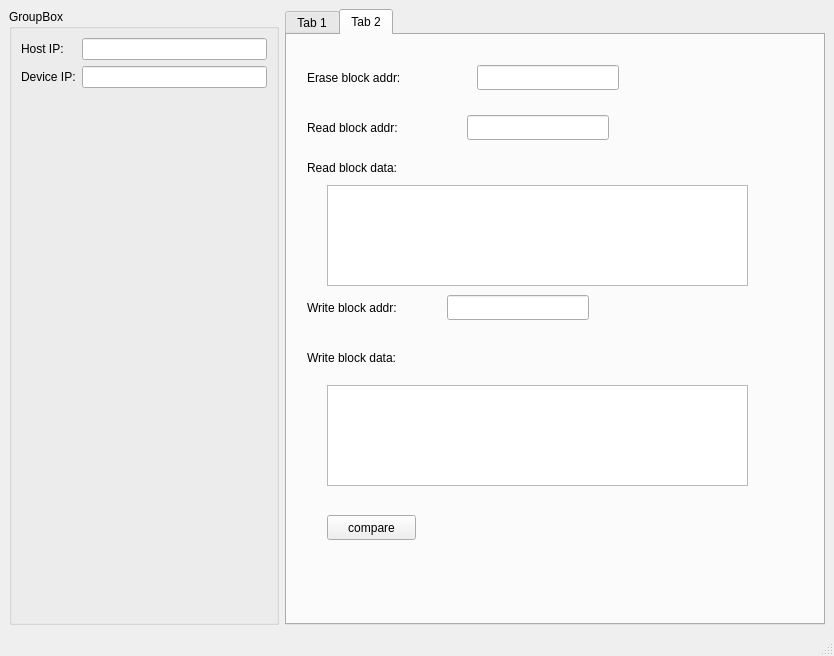
Before: the Qt Designer form mainwindow.ui in kdurant/qt_tools, drawn with Qt 5.
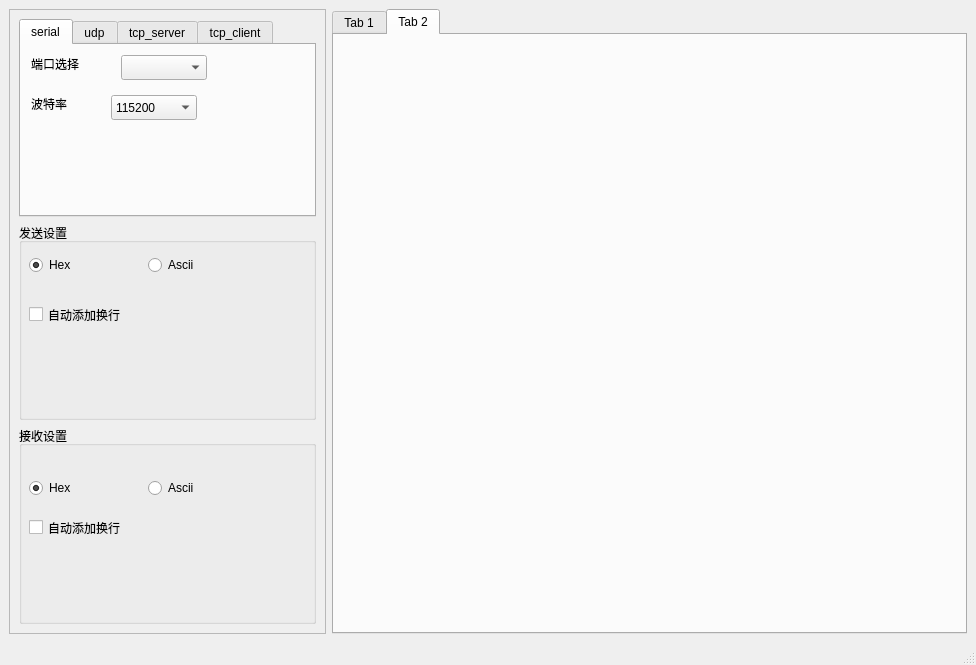
After: the same form once the commit is applied. The open tabs and pages were chosen to show the change.

Commit message: feat: detect available serial ports

```diff
--- a/mainwindow.ui
+++ b/mainwindow.ui
@@ -6,8 +6,8 @@
    <rect>
     <x>0</x>
     <y>0</y>
-    <width>834</width>
-    <height>656</height>
+    <width>976</width>
+    <height>665</height>
    </rect>
   </property>
   <property name="windowTitle">
@@ -16,49 +16,196 @@
   <widget class="QWidget" name="centralwidget">
    <layout class="QHBoxLayout" name="horizontalLayout" stretch="1,2">
     <item>
-     <widget class="QGroupBox" name="groupBox">
-      <property name="title">
-       <string>GroupBox</string>
+     <widget class="QFrame" name="frame">
+      <property name="frameShape">
+       <enum>QFrame::StyledPanel</enum>
       </property>
-      <layout class="QGridLayout" name="gridLayout">
-       <item row="0" column="0">
-        <widget class="QLabel" name="label">
-         <property name="text">
-          <string>Host IP:</string>
+      <property name="frameShadow">
+       <enum>QFrame::Raised</enum>
+      </property>
+      <layout class="QVBoxLayout" name="verticalLayout" stretch="1,1,1">
+       <item>
+        <widget class="QTabWidget" name="tabWidget_2">
+         <property name="currentIndex">
+          <number>0</number>
          </property>
+         <widget class="QWidget" name="serial">
+          <property name="autoFillBackground">
+           <bool>false</bool>
+          </property>
+          <attribute name="title">
+           <string>serial</string>
+          </attribute>
+          <widget class="QComboBox" name="serialPortComb">
+           <property name="geometry">
+            <rect>
+             <x>100</x>
+             <y>10</y>
+             <width>86</width>
+             <height>25</height>
+            </rect>
+           </property>
+          </widget>
+          <widget class="QLabel" name="label">
+           <property name="geometry">
+            <rect>
+             <x>10</x>
+             <y>10</y>
+             <width>67</width>
+             <height>17</height>
+            </rect>
+           </property>
+           <property name="text">
+            <string>端口选择</string>
+           </property>
+          </widget>
+          <widget class="QLabel" name="label_2">
+           <property name="geometry">
+            <rect>
+             <x>10</x>
+             <y>50</y>
+             <width>67</width>
+             <height>17</height>
+            </rect>
+           </property>
+           <property name="text">
+            <string>波特率</string>
+           </property>
+          </widget>
+          <widget class="QComboBox" name="comboBox_2">
+           <property name="geometry">
+            <rect>
+             <x>90</x>
+             <y>50</y>
+             <width>86</width>
+             <height>25</height>
+            </rect>
+           </property>
+           <item>
+            <property name="text">
+             <string>115200</string>
+            </property>
+           </item>
+           <item>
+            <property name="text">
+             <string>9600</string>
+            </property>
+           </item>
+          </widget>
+         </widget>
+         <widget class="QWidget" name="tab_3">
+          <attribute name="title">
+           <string>udp</string>
+          </attribute>
+         </widget>
+         <widget class="QWidget" name="dad">
+          <attribute name="title">
+           <string>tcp_server</string>
+          </attribute>
+         </widget>
+         <widget class="QWidget" name="tab_4">
+          <attribute name="title">
+           <string>tcp_client</string>
+          </attribute>
+         </widget>
         </widget>
        </item>
-       <item row="2" column="0">
-        <spacer name="verticalSpacer_2">
-         <property name="orientation">
-          <enum>Qt::Vertical</enum>
+       <item>
+        <widget class="QGroupBox" name="groupBox">
+         <property name="title">
+          <string>发送设置</string>
          </property>
-         <property name="sizeHint" stdset="0">
-          <size>
-           <width>20</width>
-           <height>40</height>
-          </size>
-         </property>
-        </spacer>
-       </item>
-       <item row="1" column="1">
-        <widget class="QLineEdit" name="lineEdit_2"/>
-       </item>
-       <item row="0" column="1">
-        <widget class="QLineEdit" name="lineEdit">
-         <property name="text">
-          <string/>
-         </property>
-         <property name="maxLength">
-          <number>20</number>
-         </property>
+         <widget class="QCheckBox" name="checkBox">
+          <property name="geometry">
+           <rect>
+            <x>10</x>
+            <y>80</y>
+            <width>141</width>
+            <height>23</height>
+           </rect>
+          </property>
+          <property name="text">
+           <string>自动添加换行</string>
+          </property>
+         </widget>
+         <widget class="QWidget" name="">
+          <property name="geometry">
+           <rect>
+            <x>10</x>
+            <y>30</y>
+            <width>232</width>
+            <height>25</height>
+           </rect>
+          </property>
+          <layout class="QHBoxLayout" name="horizontalLayout_2">
+           <item>
+            <widget class="QRadioButton" name="radioButton_4">
+             <property name="text">
+              <string>Hex</string>
+             </property>
+             <property name="checked">
+              <bool>true</bool>
+             </property>
+            </widget>
+           </item>
+           <item>
+            <widget class="QRadioButton" name="radioButton_3">
+             <property name="text">
+              <string>Ascii</string>
+             </property>
+            </widget>
+           </item>
+          </layout>
+         </widget>
         </widget>
        </item>
-       <item row="1" column="0">
-        <widget class="QLabel" name="label_2">
-         <property name="text">
-          <string>Device IP:</string>
+       <item>
+        <widget class="QGroupBox" name="groupBox_2">
+         <property name="title">
+          <string>接收设置</string>
          </property>
+         <widget class="QCheckBox" name="checkBox_2">
+          <property name="geometry">
+           <rect>
+            <x>10</x>
+            <y>90</y>
+            <width>141</width>
+            <height>23</height>
+           </rect>
+          </property>
+          <property name="text">
+           <string>自动添加换行</string>
+          </property>
+         </widget>
+         <widget class="QWidget" name="">
+          <property name="geometry">
+           <rect>
+            <x>10</x>
+            <y>50</y>
+            <width>232</width>
+            <height>25</height>
+           </rect>
+          </property>
+          <layout class="QHBoxLayout" name="horizontalLayout_3">
+           <item>
+            <widget class="QRadioButton" name="radioButton">
+             <property name="text">
+              <string>Hex</string>
+             </property>
+             <property name="checked">
+              <bool>true</bool>
+             </property>
+            </widget>
+           </item>
+           <item>
+            <widget class="QRadioButton" name="radioButton_2">
+             <property name="text">
+              <string>Ascii</string>
+             </property>
+            </widget>
+           </item>
+          </layout>
+         </widget>
         </widget>
        </item>
       </layout>
@@ -73,50 +220,12 @@
        <attribute name="title">
         <string>Tab 1</string>
        </attribute>
-       <layout class="QGridLayout" name="gridLayout_2">
-        <item row="0" column="0">
-         <widget class="QPushButton" name="pushButton">
-          <property name="text">
-           <string>select file</string>
-          </property>
-         </widget>
+       <layout class="QVBoxLayout" name="verticalLayout_2" stretch="3,1">
+        <item>
+         <widget class="QPlainTextEdit" name="plainTextEdit"/>
         </item>
-        <item row="1" column="0">
-         <widget class="QPushButton" name="pushButton_2">
-          <property name="text">
-           <string>Start update</string>
-          </property>
-         </widget>
-        </item>
-        <item row="1" column="1">
-         <widget class="QProgressBar" name="progressBar">
-          <property name="value">
-           <number>24</number>
-          </property>
-         </widget>
-        </item>
-        <item row="0" column="1">
-         <widget class="QLineEdit" name="lineEdit_6">
-          <property name="text">
-           <string/>
-          </property>
-          <property name="maxLength">
-           <number>20</number>
-          </property>
-         </widget>
-        </item>
-        <item row="2" column="0">
-         <spacer name="verticalSpacer">
-          <property name="orientation">
-           <enum>Qt::Vertical</enum>
-          </property>
-          <property name="sizeHint" stdset="0">
-           <size>
-            <width>20</width>
-            <height>40</height>
-           </size>
-          </property>
-         </spacer>
+        <item>
+         <widget class="QPlainTextEdit" name="plainTextEdit_2"/>
         </item>
        </layout>
       </widget>
@@ -124,155 +233,6 @@
        <attribute name="title">
         <string>Tab 2</string>
        </attribute>
-       <widget class="QLabel" name="label_3">
-        <property name="geometry">
-         <rect>
-          <x>20</x>
-          <y>30</y>
-          <width>131</width>
-          <height>25</height>
-         </rect>
-        </property>
-        <property name="text">
-         <string>Erase block addr:</string>
-        </property>
-       </widget>
-       <widget class="QLineEdit" name="lineEdit_3">
-        <property name="geometry">
-         <rect>
-          <x>190</x>
-          <y>30</y>
-          <width>142</width>
-          <height>25</height>
-         </rect>
-        </property>
-        <property name="text">
-         <string/>
-        </property>
-        <property name="maxLength">
-         <number>20</number>
-        </property>
-       </widget>
-       <widget class="QLabel" name="label_4">
-        <property name="geometry">
-         <rect>
-          <x>20</x>
-          <y>80</y>
-          <width>141</width>
-          <height>25</height>
-         </rect>
-        </property>
-        <property name="text">
-         <string>Read block addr:</string>
-        </property>
-       </widget>
-       <widget class="QLabel" name="label_5">
-        <property name="geometry">
-         <rect>
-          <x>20</x>
-          <y>260</y>
-          <width>131</width>
-          <height>25</height>
-         </rect>
-        </property>
-        <property name="text">
-         <string>Write block addr:</string>
-        </property>
-       </widget>
-       <widget class="QPlainTextEdit" name="plainTextEdit">
-        <property name="geometry">
-         <rect>
-          <x>40</x>
-          <y>150</y>
-          <width>421</width>
-          <height>101</height>
-         </rect>
-        </property>
-       </widget>
-       <widget class="QPlainTextEdit" name="plainTextEdit_2">
-        <property name="geometry">
-         <rect>
-          <x>40</x>
-          <y>350</y>
-          <width>421</width>
-          <height>101</height>
-         </rect>
-        </property>
-       </widget>
-       <widget class="QLineEdit" name="lineEdit_4">
-        <property name="geometry">
-         <rect>
-          <x>180</x>
-          <y>80</y>
-          <width>142</width>
-          <height>25</height>
-         </rect>
-        </property>
-        <property name="text">
-         <string/>
-        </property>
-        <property name="maxLength">
-         <number>20</number>
-        </property>
-       </widget>
-       <widget class="QLabel" name="label_6">
-        <property name="geometry">
-         <rect>
-          <x>20</x>
-          <y>120</y>
-          <width>141</width>
-          <height>25</height>
-         </rect>
-        </property>
-        <property name="text">
-         <string>Read block data:</string>
-        </property>
-       </widget>
-       <widget class="QLineEdit" name="lineEdit_5">
-        <property name="geometry">
-         <rect>
-          <x>160</x>
-          <y>260</y>
-          <width>142</width>
-          <height>25</height>
-         </rect>
-        </property>
-        <property name="text">
-         <string/>
-        </property>
-        <property name="maxLength">
-         <number>20</number>
-        </property>
-       </widget>
-       <widget class="QLabel" name="label_7">
-        <property name="geometry">
-         <rect>
-          <x>20</x>
-          <y>310</y>
-          <width>141</width>
-          <height>25</height>
-         </rect>
-        </property>
-        <property name="text">
-         <string>Write block data:</string>
-        </property>
-       </widget>
-       <widget class="QPushButton" name="pushButton_3">
-        <property name="geometry">
-         <rect>
-          <x>40</x>
-          <y>480</y>
-          <width>89</width>
-          <height>25</height>
-         </rect>
-        </property>
-        <property name="toolTip">
-         <string>&lt;html&gt;&lt;head/&gt;&lt;body&gt;&lt;p&gt;compare read and write data in same block&lt;/p&gt;&lt;/body&gt;&lt;/html&gt;</string>
-        </property>
-        <property name="text">
-         <string>compare</string>
-        </property>
-       </widget>
       </widget>
      </widget>
     </item>
```
Left out of the diff: 6 changed lines with no effect on the pictures. The commit also changes 4 other files.
